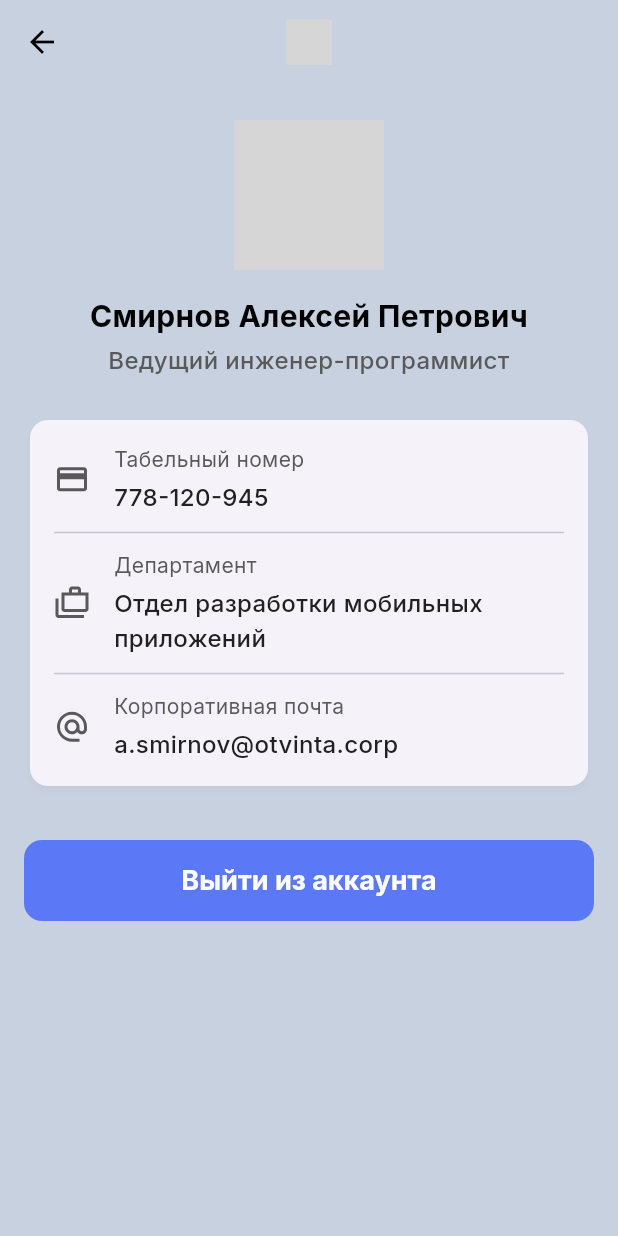
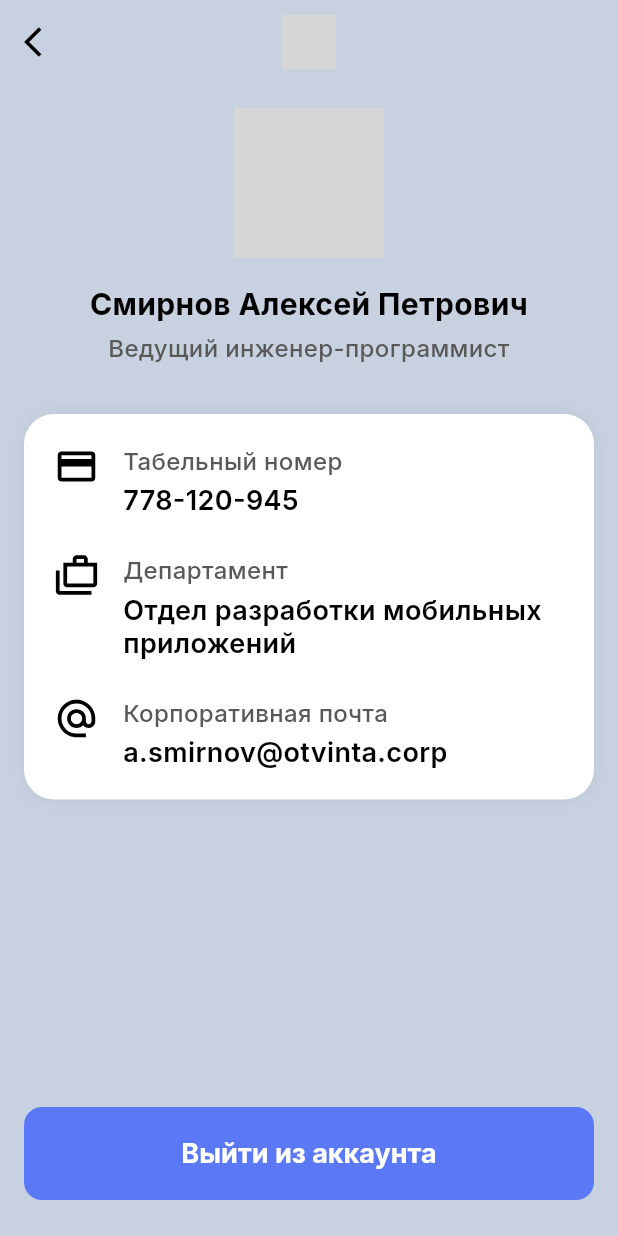
Before and after one commit to JellyfishKa/Ot-VInta, a Flutter app: the screen it shows after launch, after a tap on "Личный кабинет", on a phone screen of 412 x 824 dp. Run offline on Flutter 3.47's test engine with Material 3 defaults, Android fonts, the phone set to English and light mode, and no system bars; our stand-ins replace flutter_dotenv, flutter_svg, google_fonts; network calls fail; project files that could hold a hidden picture were left out; grey boxes are pictures that could not be loaded.

Commit message:
Rename app to Head Ladder and update imports
Renamed the application from 'otvinta' to 'Head Ladder' across Android, iOS, and pubspec.yaml. Updated all Dart import paths from 'otvinta' to 'head_ladder'. Refactored screens to use a new custom HeadLadderAppBar widget for consistent app bar styling. Adjusted UI elements and minor layout improvements for Home, Profile, Requests, Benefits, and Services screens.

```diff
--- a/Ot Vinta/otvinta/lib/screens/create_request_screen.dart
+++ b/Ot Vinta/otvinta/lib/screens/create_request_screen.dart
@@ -1,7 +1,7 @@
 import 'package:flutter/material.dart';
 import 'package:flutter_svg/flutter_svg.dart';
-import 'package:otvinta/models/service_model.dart';
-import 'package:otvinta/services/api_service.dart';
+import 'package:head_ladder/models/service_model.dart';
+import 'package:head_ladder/services/api_service.dart';
 import '../theme/app_dimens.dart';
 import '../theme/app_text_styles.dart';
 import '../theme/app_colors.dart';
--- a/Ot Vinta/otvinta/lib/screens/home_screen.dart
+++ b/Ot Vinta/otvinta/lib/screens/home_screen.dart
@@ -1,15 +1,14 @@
 import 'package:flutter/material.dart';
-import 'package:flutter_svg/flutter_svg.dart';
-import 'package:otvinta/models/user_model.dart';
-import 'package:otvinta/screens/benefits_screen_wrapper.dart';
-import 'package:otvinta/screens/profile_screen.dart';
-import 'package:otvinta/screens/requests_screen_wrapper.dart';
-import 'package:otvinta/screens/services_screen_wrapper.dart';
-import 'package:otvinta/theme/app_colors.dart';
-import 'package:otvinta/theme/app_dimens.dart';
-import 'package:otvinta/theme/app_text_styles.dart';
+import 'package:head_ladder/models/user_model.dart';
+import 'package:head_ladder/screens/benefits_screen_wrapper.dart';
+import 'package:head_ladder/screens/profile_screen.dart';
+import 'package:head_ladder/screens/requests_screen_wrapper.dart';
+import 'package:head_ladder/screens/services_screen_wrapper.dart';
+import 'package:head_ladder/theme/app_colors.dart';
+import 'package:head_ladder/theme/app_dimens.dart';
+import 'package:head_ladder/theme/app_text_styles.dart';
+import 'package:head_ladder/widgets/headladder_app_bar.dart';
 
-// Теперь это простой StatelessWidget
 class HomeScreen extends StatelessWidget {
   const HomeScreen({super.key});
 
@@ -20,20 +19,20 @@ class HomeScreen extends StatelessWidget {
 
     return Scaffold(
       backgroundColor: AppColors.background,
-      appBar: AppBar(
-        backgroundColor: Colors.transparent,
-        elevation: 0,
-        title: SvgPicture.asset('assets/icons/logo.svg', height: AppDimens.iconSizeLarge),
-        centerTitle: true,
+      // --- ИЗМЕНЕНО: Используем наш стандартный AppBar без кнопки "назад" ---
+      appBar: const HeadLadderAppBar(
+        showBackButton: false,
       ),
       body: Padding(
         padding: const EdgeInsets.symmetric(horizontal: AppDimens.padding_16),
         child: Column(
           crossAxisAlignment: CrossAxisAlignment.stretch,
           children: [
+            const SizedBox(height: AppDimens.padding_16),
             _buildGreeting(user),
             const SizedBox(height: AppDimens.padding_32),
             _buildNavigationButton(
+              context,
               'Личный кабинет',
               isPrimary: false,
               onPressed: () {
@@ -42,6 +41,7 @@ class HomeScreen extends StatelessWidget {
             ),
             const SizedBox(height: AppDimens.padding_16),
             _buildNavigationButton(
+              context,
               'Мои заявки',
               onPressed: () {
                 Navigator.push(context, MaterialPageRoute(builder: (_) => const RequestsScreenWrapper()));
@@ -49,6 +49,7 @@ class HomeScreen extends StatelessWidget {
             ),
             const SizedBox(height: AppDimens.padding_16),
             _buildNavigationButton(
+              context,
               'Льготы и программы',
               onPressed: () {
                 Navigator.push(context, MaterialPageRoute(builder: (_) => const BenefitsScreenWrapper()));
@@ -56,6 +57,7 @@ class HomeScreen extends StatelessWidget {
             ),
             const SizedBox(height: AppDimens.padding_16),
             _buildNavigationButton(
+              context,
               'Доступные сервисы',
               onPressed: () {
                 Navigator.push(context, MaterialPageRoute(builder: (_) => const ServicesScreenWrapper()));
@@ -69,38 +71,43 @@ class HomeScreen extends StatelessWidget {
 
   Widget _buildGreeting(UserModel user) {
     return Row(
-      mainAxisAlignment: MainAxisAlignment.spaceBetween,
       crossAxisAlignment: CrossAxisAlignment.center,
       children: [
         Expanded(
           child: Column(
             crossAxisAlignment: CrossAxisAlignment.start,
             children: [
-              Text('Здравствуйте,', style: AppTextStyles.h1.copyWith(fontWeight: FontWeight.w500)),
+              Text('Здравствуйте,', style: AppTextStyles.h1.copyWith(fontWeight: FontWeight.normal)),
               Text('${user.firstName}!', style: AppTextStyles.h1),
             ],
           ),
         ),
+        const SizedBox(width: AppDimens.padding_16),
         CircleAvatar(
-          radius: 30,
+          radius: 36, // Немного увеличим радиус для соответствия макету
+          backgroundColor: AppColors.divider,
+
           backgroundImage: (user.avatarUrl != null && user.avatarUrl!.isNotEmpty)
               ? NetworkImage(user.avatarUrl!)
               : null,
-          backgroundColor: AppColors.divider,
-          child: (user.avatarUrl == null || user.avatarUrl!.isEmpty)
-              ? const Icon(Icons.person, color: AppColors.textSecondary)
-              : null,
+          child: const Icon(Icons.person, color: AppColors.textSecondary, size: 36),
         ),
       ],
     );
   }
 
-  Widget _buildNavigationButton(String text, {required VoidCallback onPressed, bool isPrimary = true}) {
+  Widget _buildNavigationButton(BuildContext context, String text, {required VoidCallback onPressed, bool isPrimary = true}) {
+    final shape = RoundedRectangleBorder(
+      borderRadius: BorderRadius.circular(AppDimens.radius_12),
+    );
+    const padding = EdgeInsets.symmetric(vertical: AppDimens.padding_20);
+
     if (isPrimary) {
       return ElevatedButton(
         onPressed: onPressed,
         style: ElevatedButton.styleFrom(
-          padding: const EdgeInsets.symmetric(vertical: AppDimens.padding_16),
+          shape: shape,
+          padding: padding,
         ),
         child: Text(text),
       );
@@ -108,7 +115,9 @@ class HomeScreen extends StatelessWidget {
       return OutlinedButton(
         onPressed: onPressed,
          style: OutlinedButton.styleFrom(
-          padding: const EdgeInsets.symmetric(vertical: AppDimens.padding_16),
+          shape: shape,
+          padding: padding,
+          side: const BorderSide(color: AppColors.primary, width: 1.5),
         ),
         child: Text(text),
       );
--- a/Ot Vinta/otvinta/lib/screens/profile_screen.dart
+++ b/Ot Vinta/otvinta/lib/screens/profile_screen.dart
@@ -1,11 +1,11 @@
 import 'package:flutter/material.dart';
 import 'package:flutter_svg/flutter_svg.dart';
-import 'package:otvinta/models/user_model.dart';
-import 'package:otvinta/theme/app_colors.dart';
-import 'package:otvinta/theme/app_dimens.dart';
-import 'package:otvinta/theme/app_text_styles.dart';
+import 'package:head_ladder/models/user_model.dart';
+import 'package:head_ladder/theme/app_colors.dart';
+import 'package:head_ladder/theme/app_dimens.dart';
+import 'package:head_ladder/theme/app_text_styles.dart';
+import 'package:head_ladder/widgets/headladder_app_bar.dart';
 
-// Теперь это простой StatelessWidget
 class ProfileScreen extends StatelessWidget {
   const ProfileScreen({super.key});
 
@@ -16,36 +16,43 @@ class ProfileScreen extends StatelessWidget {
 
     return Scaffold(
       backgroundColor: AppColors.background,
-      appBar: AppBar(
-        automaticallyImplyLeading: true,
-        backgroundColor: Colors.transparent,
-        elevation: 0,
-        title: SvgPicture.asset('assets/icons/logo.svg', height: AppDimens.iconSizeLarge),
-        centerTitle: true,
-      ),
-      body: SingleChildScrollView(
+      // --- ИЗМЕНЕНО: Используем наш стандартный AppBar ---
+      appBar: const HeadLadderAppBar(),
+      body: Padding(
         padding: const EdgeInsets.symmetric(horizontal: AppDimens.padding_16),
+        child: Column(
+          children: [
+            Expanded(
+              child: SingleChildScrollView(
                 child: Column(
                   crossAxisAlignment: CrossAxisAlignment.center,
                   children: [
-            const SizedBox(height: AppDimens.padding_24),
+                    const SizedBox(height: AppDimens.padding_16),
                     CircleAvatar(
                       radius: 50,
+                      backgroundColor: AppColors.divider,
                       backgroundImage: (user.avatarUrl != null) ? NetworkImage(user.avatarUrl!) : null,
-              child: (user.avatarUrl == null) ? const Icon(Icons.person, size: 50) : null,
+                      child: const Icon(Icons.person, size: 50, color: AppColors.textSecondary),
                     ),
                     const SizedBox(height: AppDimens.padding_16),
                     Text(user.fullName, style: AppTextStyles.h2, textAlign: TextAlign.center),
                     const SizedBox(height: AppDimens.padding_4),
                     Text(user.position, style: AppTextStyles.body.copyWith(color: AppColors.textSecondary), textAlign: TextAlign.center),
-            const SizedBox(height: AppDimens.padding_24),
+                    const SizedBox(height: AppDimens.padding_32),
 
-            Card(
-              elevation: 2,
-              shadowColor: Colors.black12,
-              shape: RoundedRectangleBorder(borderRadius: BorderRadius.circular(AppDimens.radius_12)),
-              child: Padding(
-                padding: const EdgeInsets.all(AppDimens.padding_16),
+                    // --- ИЗМЕНЕНО: Карточка с информацией ---
+                    Container(
+                      padding: const EdgeInsets.all(AppDimens.padding_20),
+                      decoration: BoxDecoration(
+                        color: AppColors.white,
+                        borderRadius: BorderRadius.circular(AppDimens.radius_20),
+                        boxShadow: [
+                          BoxShadow(
+                            color: Colors.black.withOpacity(0.05),
+                            blurRadius: 10,
+                          ),
+                        ],
+                      ),
                       child: Column(
                         children: [
                           _buildInfoRow(
@@ -53,13 +60,13 @@ class ProfileScreen extends StatelessWidget {
                             title: 'Табельный номер',
                             value: user.employeeId ?? 'Не указан',
                           ),
-                    const Divider(height: AppDimens.padding_24),
+                          const SizedBox(height: AppDimens.padding_24),
                           _buildInfoRow(
                             iconSvg: 'case.svg',
                             title: 'Департамент',
                             value: user.department ?? 'Не указан',
                           ),
-                     const Divider(height: AppDimens.padding_24),
+                          const SizedBox(height: AppDimens.padding_24),
                           _buildInfoRow(
                             iconSvg: 'email.svg',
                             title: 'Корпоративная почта',
@@ -68,21 +75,31 @@ class ProfileScreen extends StatelessWidget {
                         ],
                       ),
                     ),
+                  ],
                 ),
-            const SizedBox(height: AppDimens.padding_32),
+              ),
+            ),
 
-            ElevatedButton(
+            // --- ИЗМЕНЕНО: Кнопка "Выйти" ---
+            Padding(
+              padding: const EdgeInsets.symmetric(vertical: AppDimens.padding_24),
+              child: ElevatedButton(
                 onPressed: () {
+                  // TODO: Реализовать логику выхода из аккаунта
                   ScaffoldMessenger.of(context).showSnackBar(
-                  const SnackBar(content: Text('Функция выхода в данный момент неактивна.')),
+                    const SnackBar(content: Text('Функция выхода будет реализована.')),
                   );
                 },
                 style: ElevatedButton.styleFrom(
-                minimumSize: const Size(double.infinity, 50),
+                  minimumSize: const Size(double.infinity, 0), // Растягиваем на всю ширину
+                  padding: const EdgeInsets.symmetric(vertical: AppDimens.padding_20),
+                  shape: RoundedRectangleBorder(
+                    borderRadius: BorderRadius.circular(AppDimens.radius_12),
+                  ),
                 ),
                 child: const Text('Выйти из аккаунта'),
               ),
-            const SizedBox(height: AppDimens.padding_24),
+            ),
           ],
         ),
       ),
@@ -91,20 +108,21 @@ class ProfileScreen extends StatelessWidget {
 
   Widget _buildInfoRow({required String iconSvg, required String title, required String value}) {
     return Row(
+      crossAxisAlignment: CrossAxisAlignment.start,
       children: [
         SvgPicture.asset(
           'assets/icons/$iconSvg',
-          height: AppDimens.iconSizeMedium,
-          colorFilter: const ColorFilter.mode(AppColors.textSecondary, BlendMode.srcIn),
+          height: AppDimens.iconSizeLarge,
+          colorFilter: const ColorFilter.mode(AppColors.textPrimary, BlendMode.srcIn),
         ),
         const SizedBox(width: AppDimens.padding_16),
         Expanded(
           child: Column(
             crossAxisAlignment: CrossAxisAlignment.start,
             children: [
-              Text(title, style: AppTextStyles.caption),
+              Text(title, style: AppTextStyles.body.copyWith(color: AppColors.textSecondary)),
               const SizedBox(height: AppDimens.padding_4),
-              Text(value, style: AppTextStyles.body),
+              Text(value, style: AppTextStyles.h3.copyWith(height: 1.2)),
             ],
           ),
         ),
--- a/Ot Vinta/otvinta/lib/screens/requests_screen.dart
+++ b/Ot Vinta/otvinta/lib/screens/requests_screen.dart
@@ -1,6 +1,6 @@
 import 'package:flutter/material.dart';
-import 'package:otvinta/models/request_model.dart';
-import 'package:otvinta/screens/request_details_screen.dart';
+import 'package:head_ladder/models/request_model.dart';
+import 'package:head_ladder/screens/request_details_screen.dart';
 import '../widgets/request_list_item.dart';
 import '../theme/app_dimens.dart';
 import '../theme/app_text_styles.dart';
--- a/Ot Vinta/otvinta/lib/theme/app_dimens.dart
+++ b/Ot Vinta/otvinta/lib/theme/app_dimens.dart
@@ -24,4 +24,6 @@ class AppDimens {
   static const double iconSizeMedium = 24.0;
   static const double iconSizeLarge = 30.0;
   static const double radius_20 = 20.0;
+  static const double iconSizeXLarge = 36.0;
+
 }
--- a/Ot Vinta/otvinta/lib/widgets/headladder_app_bar.dart
+++ b/Ot Vinta/otvinta/lib/widgets/headladder_app_bar.dart
@@ -0,0 +1,57 @@
+import 'package:flutter/material.dart';
+import 'package:flutter_svg/flutter_svg.dart';
+import 'package:head_ladder/theme/app_colors.dart';
+import 'package:head_ladder/theme/app_dimens.dart';
+import 'package:head_ladder/theme/app_text_styles.dart';
+
+class HeadLadderAppBar extends StatelessWidget implements PreferredSizeWidget {
+  final String? title;
+  final bool showBackButton;
+  final List<Widget>? actions;
+  // --- ДОБАВЛЕНО: Свойство для сложного заголовка ---
+  final PreferredSizeWidget? bottom;
+
+  const HeadLadderAppBar({
+    super.key,
+    this.title,
+    this.showBackButton = true,
+    this.actions,
+    this.bottom, // --- ДОБАВЛЕНО в конструктор
+  });
+
+  @override
+  Widget build(BuildContext context) {
+    Widget titleWidget;
+    if (title != null && title!.isNotEmpty) {
+      titleWidget = Text(title!, style: AppTextStyles.h2);
+    } else {
+      // Если title не указан, используем логотип
+      titleWidget = SvgPicture.asset(
+        'assets/icons/logo.svg',
+        height: AppDimens.iconSizeXLarge,
+      );
+    }
+
+    return AppBar(
+      backgroundColor: AppColors.background,
+      elevation: 0,
+      centerTitle: true,
+      automaticallyImplyLeading: false,
+      leading: showBackButton && Navigator.canPop(context)
+          ? IconButton(
+              icon: const Icon(Icons.arrow_back_ios, color: AppColors.textPrimary),
+              onPressed: () => Navigator.of(context).pop(),
+            )
+          : null,
+      title: titleWidget,
+      actions: actions,
+      // --- ДОБАВЛЕНО: Передаем bottom в стандартный AppBar ---
+      bottom: bottom,
+    );
+  }
+
+  // --- ИЗМЕНЕНО: Размер теперь учитывает высоту bottom-виджета ---
+  @override
+  Size get preferredSize => Size.fromHeight(
+      kToolbarHeight + (bottom?.preferredSize.height ?? 0.0));
+}
--- a/Ot Vinta/otvinta/lib/widgets/request_list_item.dart
+++ b/Ot Vinta/otvinta/lib/widgets/request_list_item.dart
@@ -1,6 +1,6 @@
 import 'package:flutter/material.dart';
-import 'package:otvinta/models/request_model.dart';
-import 'package:otvinta/widgets/status_panel.dart';
+import 'package:head_ladder/models/request_model.dart';
+import 'package:head_ladder/widgets/status_panel.dart';
 import '../theme/app_dimens.dart';
 import '../theme/app_text_styles.dart';
 
--- a/Ot Vinta/otvinta/lib/widgets/status_panel.dart
+++ b/Ot Vinta/otvinta/lib/widgets/status_panel.dart
@@ -1,5 +1,5 @@
 import 'package:flutter/material.dart';
-import 'package:otvinta/models/request_model.dart';
+import 'package:head_ladder/models/request_model.dart';
 import '../theme/app_colors.dart';
 import '../theme/app_dimens.dart';
 
--- a/Ot Vinta/otvinta/pubspec.yaml
+++ b/Ot Vinta/otvinta/pubspec.yaml
@@ -1,4 +1,4 @@
-name: otvinta
+name: head_ladder
 description: "Корпоративный портал для заказа внутренних услуг."
 publish_to: 'none'
 
```
Also changed, not shown: Ot Vinta/otvinta/lib/logic/requests_logic.dart (+4 -4 lines), Ot Vinta/otvinta/lib/screens/benefits_screen.dart (+5 -5 lines), Ot Vinta/otvinta/lib/screens/benefits_screen_wrapper.dart (+10 -24 lines), Ot Vinta/otvinta/lib/screens/request_details_screen.dart (+5 -5 lines), Ot Vinta/otvinta/lib/screens/requests_screen_wrapper.dart (+16 -29 lines), Ot Vinta/otvinta/lib/screens/services_screen.dart (+12 -36 lines), Ot Vinta/otvinta/lib/screens/services_screen_wrapper.dart (+11 -11 lines), Ot Vinta/otvinta/lib/widgets/benefit_category_item.dart (+4 -4 lines), Ot Vinta/otvinta/lib/widgets/service_category_item.dart (+4 -4 lines), Ot Vinta/otvinta/lib/widgets/status_stepper.dart (+4 -4 lines), 4 other files. Lines whose indentation alone changed are shown as unchanged.
